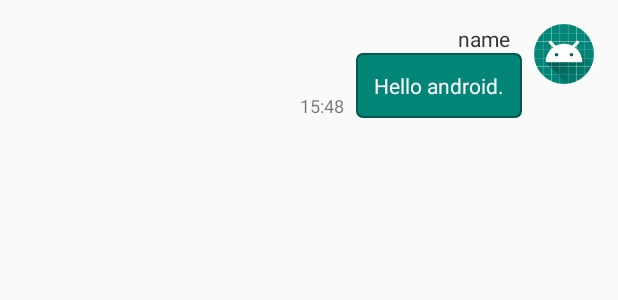
After one commit to lsttsl2019/ProjectAccountBook, an Android app: the layout my_msgbox.xml on its own in the app's theme, with its tools: preview values and no code run, on a phone screen of 412 x 824 dp. The commit adds this screen. Shown: the top 300 px of the screen. Run offline under Robolectric (Android 15) with nearby library versions, the phone set to English and light mode, and no system bars; Roboto replaces fonts that are not available here.

Commit message:
채팅완료 파이어베이스로

```diff
--- a/app/src/main/java/com/isttis2019/projectaccountbook/ChttingActivity.java
+++ b/app/src/main/java/com/isttis2019/projectaccountbook/ChttingActivity.java
@@ -49,7 +49,7 @@ public class ChttingActivity extends AppCompatActivity {
 
     public void clickImage(View view) {
             Intent intent=new Intent(Intent.ACTION_PICK);
-            intent.setType("imge/*");
+            intent.setType("image/*");
             startActivityForResult(intent, 10);
     }
 
@@ -106,6 +106,7 @@ public class ChttingActivity extends AppCompatActivity {
 
                     editor.putString("nickName", G.nickName);
                     editor.putString("profileUrl", G.profileUrl);
+
                     editor.commit();
 
 
--- a/app/src/main/java/com/isttis2019/projectaccountbook/MainActivity.java
+++ b/app/src/main/java/com/isttis2019/projectaccountbook/MainActivity.java
@@ -67,6 +67,7 @@ public class MainActivity extends AppCompatActivity {
 
     toolbar=findViewById(R.id.toolbar);
     setSupportActionBar(toolbar);
+
     toolbar.setTitleTextColor(Color.WHITE);
     viewPager=findViewById(R.id.viewPager);
     tabLayout=findViewById(R.id.layout_tab);
--- /dev/null
+++ b/app/src/main/res/layout/my_msgbox.xml
@@ -0,0 +1,47 @@
+<?xml version="1.0" encoding="utf-8"?>
+<RelativeLayout xmlns:android="http://schemas.android.com/apk/res/android"
+    android:layout_width="match_parent"
+    android:layout_height="wrap_content"
+    android:padding="16dp">
+
+    <de.hdodenhof.circleimageview.CircleImageView
+        android:id="@+id/iv"
+        android:layout_width="40dp"
+        android:layout_height="40dp"
+        android:src="@mipmap/ic_launcher"
+        android:layout_alignParentRight="true"/>
+
+    <TextView
+        android:id="@+id/tv_name"
+        android:layout_width="wrap_content"
+        android:layout_height="wrap_content"
+        android:text="name"
+        android:textColor="#333333"
+        android:layout_toLeftOf="@id/iv"
+        android:layout_marginRight="16dp"/>
+
+    <TextView
+        android:id="@+id/tv_msg"
+        android:layout_width="wrap_content"
+        android:layout_height="wrap_content"
+        android:text="Hello android."
+        android:layout_below="@id/tv_name"
+        android:layout_toLeftOf="@id/iv"
+        android:layout_marginRight="8dp"
+        android:background="@drawable/back_my_msgbox"
+        android:padding="12dp"
+        android:textColor="#FFFFFF"
+        android:maxWidth="250dp"/>
+
+    <TextView
+        android:id="@+id/tv_time"
+        android:layout_width="wrap_content"
+        android:layout_height="wrap_content"
+        android:text="15:48"
+        android:textSize="12sp"
+        android:layout_toLeftOf="@id/tv_msg"
+        android:layout_alignBottom="@id/tv_msg"
+        android:layout_marginRight="8dp"/>
+
+
+</RelativeLayout>
```
Also changed, not shown: app/src/main/java/com/isttis2019/projectaccountbook/ChatActivity.java (+94 -0 lines), app/src/main/java/com/isttis2019/projectaccountbook/ChatAdapter.java (added, +70 -0 lines), app/src/main/java/com/isttis2019/projectaccountbook/MessagItem.java (added, +53 -0 lines), app/src/main/res/layout/activity_chat.xml (+56 -2 lines), app/src/main/res/layout/other_msgbox.xml (added, +46 -0 lines).
